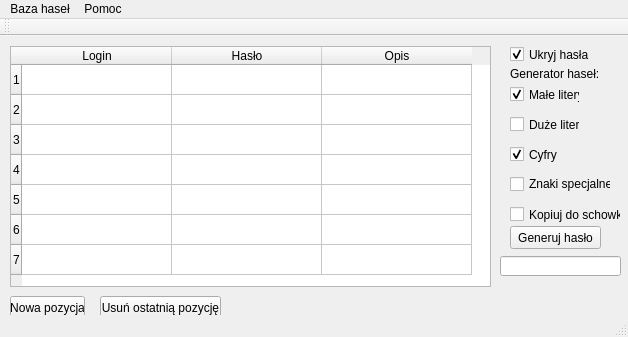
Before: the Qt Designer form mainwindow.ui in ogendogen/qt_passwords_manager, drawn with Qt 5.
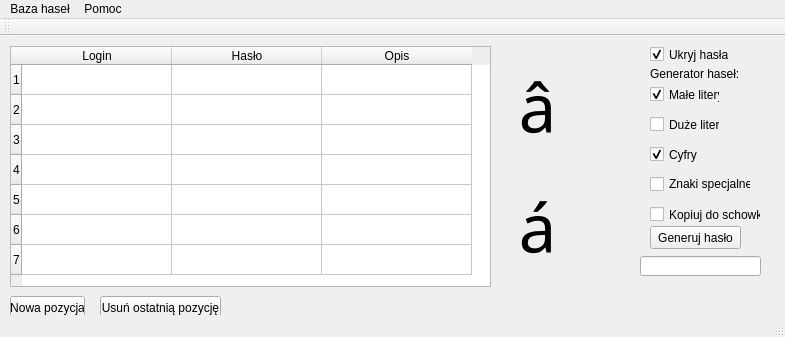
After: the same form once the commit is applied.

```diff
--- a/mainwindow.ui
+++ b/mainwindow.ui
@@ -6,7 +6,7 @@
    <rect>
     <x>0</x>
     <y>0</y>
-    <width>628</width>
+    <width>785</width>
     <height>337</height>
    </rect>
   </property>
@@ -64,7 +64,7 @@
    <widget class="QCheckBox" name="checkBox">
     <property name="geometry">
      <rect>
-      <x>510</x>
+      <x>650</x>
       <y>10</y>
       <width>81</width>
       <height>17</height>
@@ -80,7 +80,7 @@
    <widget class="QLabel" name="label">
     <property name="geometry">
      <rect>
-      <x>510</x>
+      <x>650</x>
       <y>30</y>
       <width>91</width>
       <height>16</height>
@@ -93,7 +93,7 @@
    <widget class="QPushButton" name="pushButton">
     <property name="geometry">
      <rect>
-      <x>510</x>
+      <x>650</x>
       <y>190</y>
       <width>91</width>
       <height>23</height>
@@ -106,7 +106,7 @@
    <widget class="QCheckBox" name="checkBox_2">
     <property name="geometry">
      <rect>
-      <x>510</x>
+      <x>650</x>
       <y>50</y>
       <width>70</width>
       <height>17</height>
@@ -122,7 +122,7 @@
    <widget class="QCheckBox" name="checkBox_3">
     <property name="geometry">
      <rect>
-      <x>510</x>
+      <x>650</x>
       <y>80</y>
       <width>70</width>
       <height>17</height>
@@ -135,7 +135,7 @@
    <widget class="QCheckBox" name="checkBox_4">
     <property name="geometry">
      <rect>
-      <x>510</x>
+      <x>650</x>
       <y>140</y>
       <width>101</width>
       <height>16</height>
@@ -148,7 +148,7 @@
    <widget class="QCheckBox" name="checkBox_5">
     <property name="geometry">
      <rect>
-      <x>510</x>
+      <x>650</x>
       <y>110</y>
       <width>70</width>
       <height>17</height>
@@ -164,7 +164,7 @@
    <widget class="QCheckBox" name="checkBox_6">
     <property name="geometry">
      <rect>
-      <x>510</x>
+      <x>650</x>
       <y>170</y>
       <width>111</width>
       <height>17</height>
@@ -190,7 +190,7 @@
    <widget class="QLineEdit" name="lineEdit">
     <property name="geometry">
      <rect>
-      <x>500</x>
+      <x>640</x>
       <y>220</y>
       <width>121</width>
       <height>20</height>
@@ -210,13 +210,59 @@
      <string>Usuń ostatnią pozycję</string>
     </property>
    </widget>
+   <widget class="QPushButton" name="pushButton_4">
+    <property name="geometry">
+     <rect>
+      <x>500</x>
+      <y>10</y>
+      <width>75</width>
+      <height>121</height>
+     </rect>
+    </property>
+    <property name="font">
+     <font>
+      <family>Wingdings</family>
+      <pointsize>50</pointsize>
+      <italic>false</italic>
+     </font>
+    </property>
+    <property name="text">
+     <string>â</string>
+    </property>
+    <property name="flat">
+     <bool>true</bool>
+    </property>
+   </widget>
+   <widget class="QPushButton" name="pushButton_5">
+    <property name="geometry">
+     <rect>
+      <x>500</x>
+      <y>130</y>
+      <width>75</width>
+      <height>121</height>
+     </rect>
+    </property>
+    <property name="font">
+     <font>
+      <family>Wingdings</family>
+      <pointsize>50</pointsize>
+      <italic>false</italic>
+     </font>
+    </property>
+    <property name="text">
+     <string>á</string>
+    </property>
+    <property name="flat">
+     <bool>true</bool>
+    </property>
+   </widget>
   </widget>
   <widget class="QMenuBar" name="menuBar">
    <property name="geometry">
     <rect>
      <x>0</x>
      <y>0</y>
-     <width>628</width>
+     <width>785</width>
      <height>21</height>
     </rect>
    </property>
```
